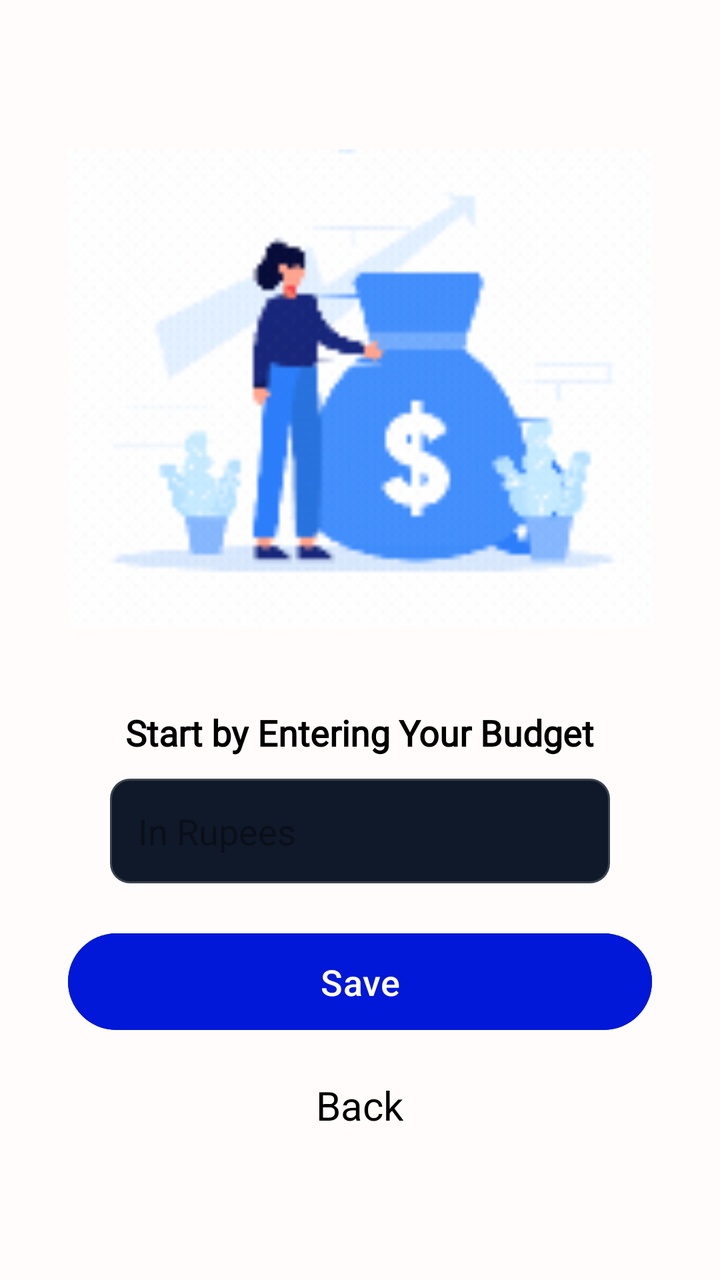
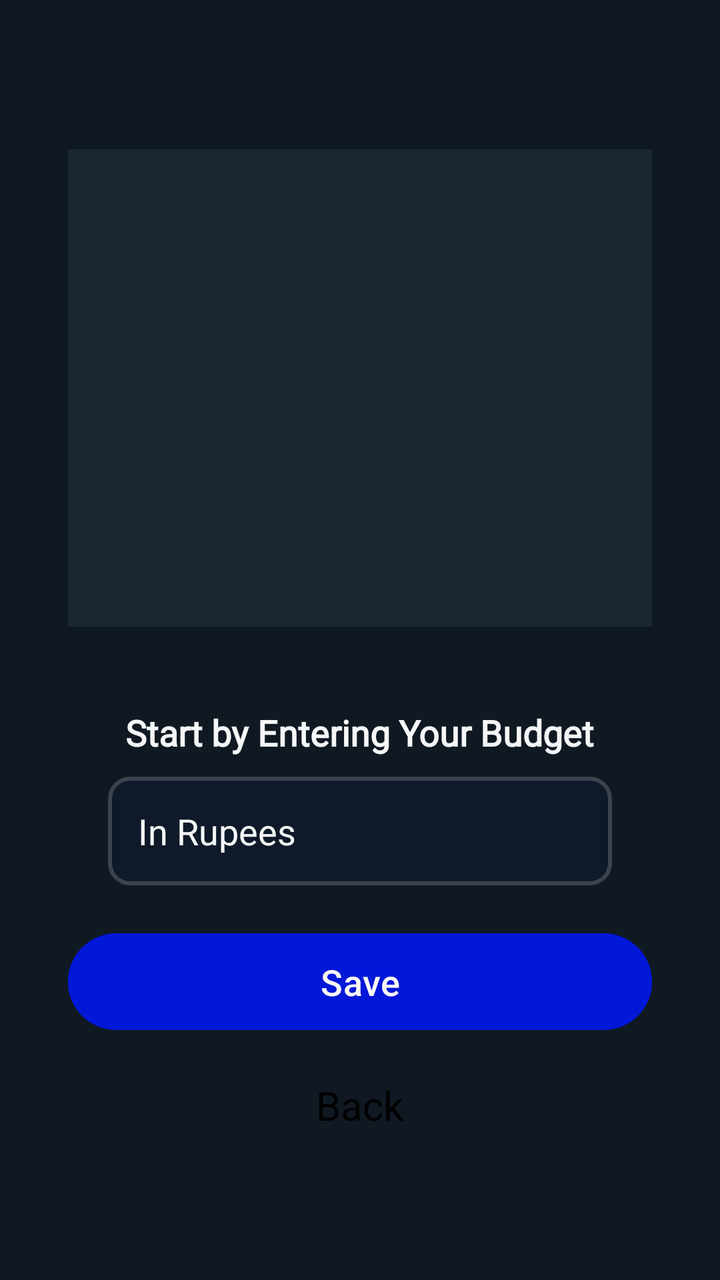

An Android layout rendered at two revisions. The XML below is the earlier revision; the diff shows what the commit changed to produce the second picture.
<!-- AndroidManifest.xml: application theme Theme.Material3.Dark.NoActionBar -->
<!-- res/layout/user_budget.xml -->
<?xml version="1.0" encoding="utf-8"?>
<LinearLayout xmlns:android="http://schemas.android.com/apk/res/android"
    android:orientation="vertical"
    android:layout_width="match_parent"
    android:background="@color/blue_white"
    android:layout_gravity="center"
    android:gravity="center"
    android:padding="34dp"
    android:layout_height="match_parent">


    <LinearLayout
        android:layout_width="match_parent"
        android:layout_height="match_parent"
        android:orientation="vertical"
        android:gravity="center_horizontal"
        >


        <ImageView
            android:layout_width="320dp"
            android:layout_height="320dp"
            android:src="@drawable/userbudget"
            />

        <TextView
            android:layout_width="wrap_content"
            android:layout_height="wrap_content"
            android:text="Start by Entering Your Budget"
            android:textColor="@color/black"
            android:textStyle="bold"
            android:textSize="18sp"
            android:fontFamily="@font/poppins_semibold"
            />

        <EditText
            android:textColor="@color/black"
            android:id="@+id/userBudget"
            android:layout_marginTop="10dp"
            android:layout_width="match_parent"
            android:layout_height="wrap_content"
            android:background="@drawable/inputs"
            android:hint="In Rupees"
            android:inputType="number"
            android:layout_marginStart="20dp"
            android:layout_marginEnd="20dp"
            android:textColorHint="#60000000"
            android:paddingStart="15dp"
            android:paddingEnd="14dp"
            android:paddingTop="15dp"
            android:paddingBottom="15dp"
            />

        <Button
            android:padding="12dp"
            android:id="@+id/saveBudget"
            android:layout_width="match_parent"
            android:layout_height="wrap_content"
            android:backgroundTint="#0118D8"
            android:text="Save"
            android:textColor="@color/blue_white"
            android:textSize="18sp"
            android:layout_marginTop="20dp"
            />

        <TextView

            android:layout_width="wrap_content"
            android:layout_height="wrap_content"
            android:text="Back"
            android:textColor="@color/black"
            android:textSize="20sp"
            android:layout_gravity="center"
            android:layout_marginTop="20dp"
            android:id="@+id/toUserDetails"
            />



    </LinearLayout>

</LinearLayout>
<!-- resources referenced by this layout -->
<resources>
  <color name="black">#FF000000</color>
  <color name="blue_white">#FFFCFB</color>
  <!-- drawable inputs (drawable) -->
  <?xml version="1.0" encoding="utf-8"?>
  <shape xmlns:android="http://schemas.android.com/apk/res/android">
  
      <solid android:color="#101929"></solid>
  
      <stroke android:color="#30f6f7f8" android:width="2dp"
          />
  
      <corners android:radius="10dp"
          />
  </shape>
  <!-- drawable userbudget: gif bitmap (drawable, 86931 bytes) -->
</resources>

<!-- the commit's change to res/layout/user_budget.xml (unified diff, before → after) -->
@@ -1,8 +1,9 @@
 <?xml version="1.0" encoding="utf-8"?>
 <LinearLayout xmlns:android="http://schemas.android.com/apk/res/android"
+    xmlns:app="http://schemas.android.com/apk/res-auto"
     android:orientation="vertical"
     android:layout_width="match_parent"
-    android:background="@color/blue_white"
+    android:background="#101922"
     android:layout_gravity="center"
     android:gravity="center"
     android:padding="34dp"
@@ -20,6 +21,7 @@
         <ImageView
             android:layout_width="320dp"
             android:layout_height="320dp"
+            app:tint="#1a2632"
             android:src="@drawable/userbudget"
             />
 
@@ -27,14 +29,14 @@
             android:layout_width="wrap_content"
             android:layout_height="wrap_content"
             android:text="Start by Entering Your Budget"
-            android:textColor="@color/black"
+            android:textColor="#f6f7f8"
             android:textStyle="bold"
             android:textSize="18sp"
             android:fontFamily="@font/poppins_semibold"
             />
 
         <EditText
-            android:textColor="@color/black"
+            android:textColor="#f6f7f8"
             android:id="@+id/userBudget"
             android:layout_marginTop="10dp"
             android:layout_width="match_parent"
@@ -44,7 +46,7 @@
             android:inputType="number"
             android:layout_marginStart="20dp"
             android:layout_marginEnd="20dp"
-            android:textColorHint="#60000000"
+            android:textColorHint="#f6f7f8"
             android:paddingStart="15dp"
             android:paddingEnd="14dp"
             android:paddingTop="15dp"
